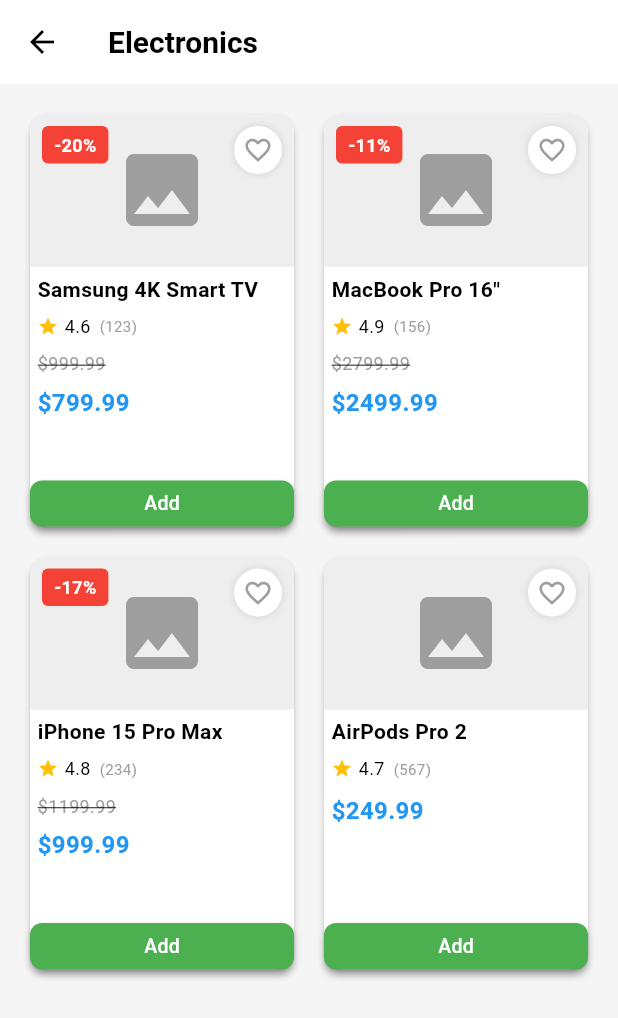
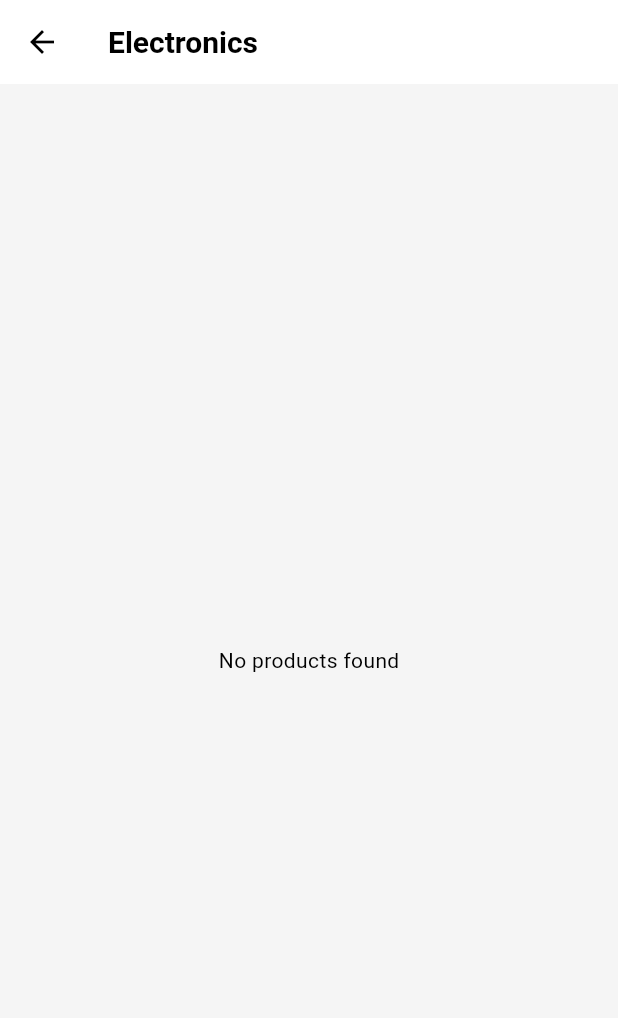
Before and after one commit to Mohsin0700/Flutter-E-Commerce-Clean-Architecture, a Flutter app: the HomeView screen opened by its route, after a tap on "Electronics", on a phone screen of 412 x 824 dp. Shown: the top 1018 px of the screen. Run offline on Flutter 3.47's test engine with Material 3 defaults, Android fonts, the light colour scheme and no system bars; our stand-ins replace dio, flutter_dotenv, get, supabase_flutter; accounts and stored records are empty.

Commit message:
Supabase Storage Connected

```diff
--- a/lib/data/repositories/product_repository.dart
+++ b/lib/data/repositories/product_repository.dart
@@ -11,6 +11,10 @@
     await Future.delayed(Duration(seconds: 1));
     print('Get Products function called from its repo');
     final result = await _supabaseServices.fetchData();
+    if (result == null) return [];
+    if (result is List) {
+      return result.map((e) => ProductModel.fromJson(e)).toList();
+    }
     print('Fetched Data from Repo::::::::::::::::::::::::::::::::::$result');
     List<ProductModel> products = [
       ProductModel(
--- a/lib/presentation/widgets/product_card.dart
+++ b/lib/presentation/widgets/product_card.dart
@@ -16,8 +16,8 @@
     required this.product,
     required this.onTap,
     required this.onAddToCart,
-    Key? key,
-  }) : super(key: key);
+    super.key,
+  });
 
   @override
   Widget build(BuildContext context) {
@@ -66,9 +66,7 @@
                   ),
                   child: Stack(
                     children: [
-                      const Center(
-                        child: Icon(Icons.image, size: 64, color: Colors.grey),
-                      ),
+                      Center(child: Image.network(product.imageUrl)),
                       if (product.hasDiscount)
                         Positioned(
                           top: 8,
--- a/pubspec.yaml
+++ b/pubspec.yaml
@@ -39,6 +39,7 @@
   dio: ^5.9.0
   supabase_flutter: ^2.10.3
   flutter_dotenv: ^6.0.0
+  cached_network_image: ^3.4.1
 
 dev_dependencies:
   flutter_test:
```
Also changed, not shown: pubspec.lock, 1 other file.
